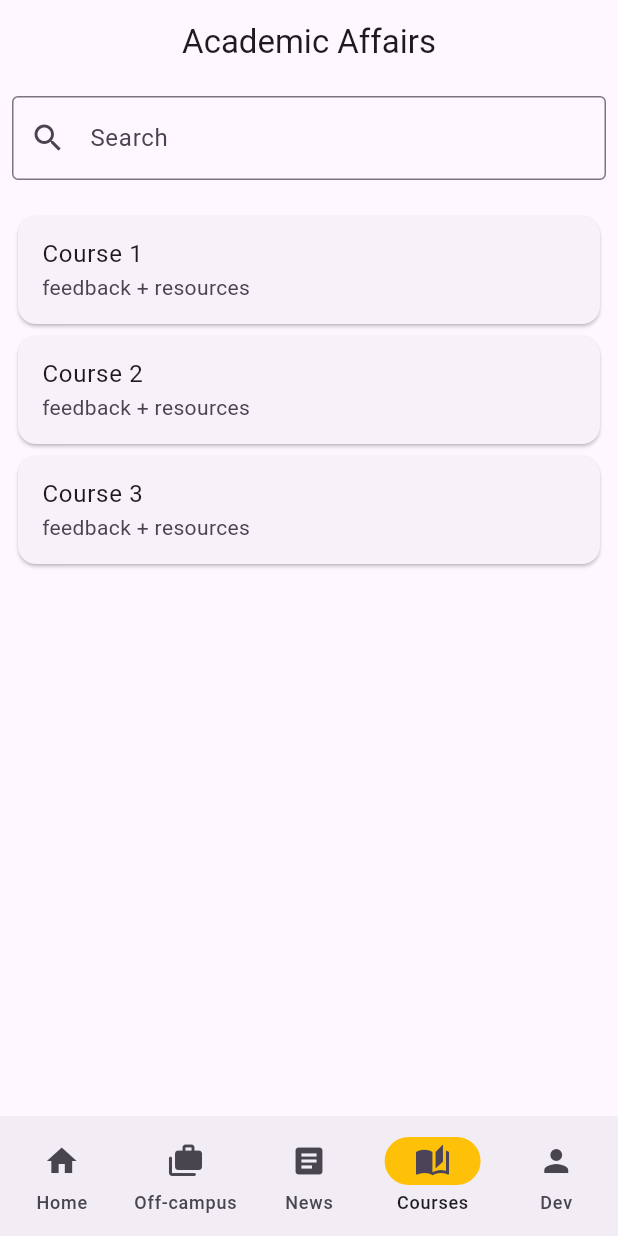
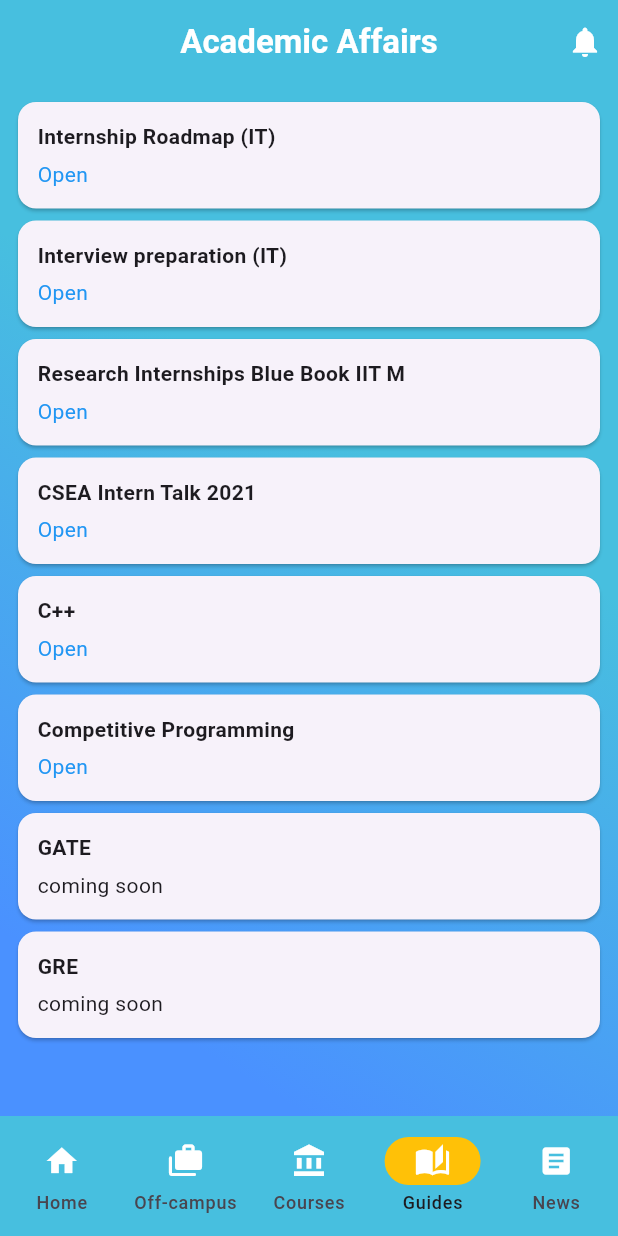
Before and after one commit to dshreddy/acad-affairs-app, a Flutter app: the screen it shows after launch, item 4 of the bottom bar chosen, on a phone screen of 412 x 824 dp. Run offline on Flutter 3.47's test engine with Material 3 defaults, Android fonts, the light colour scheme and no system bars.

Commit message:
Theme update

```diff
--- /dev/null
+++ b/devtools_options.yaml
@@ -0,0 +1 @@
+extensions:
--- a/lib/main.dart
+++ b/lib/main.dart
@@ -1,12 +1,20 @@
-import 'package:acad_affairs_iitpkd/screens/about_me.dart';
+import 'package:acad_affairs_iitpkd/provider/main.dart';
 import 'package:acad_affairs_iitpkd/screens/courses.dart';
+import 'package:acad_affairs_iitpkd/screens/guides.dart';
 import 'package:acad_affairs_iitpkd/screens/home.dart';
 import 'package:acad_affairs_iitpkd/screens/jobs.dart';
 import 'package:acad_affairs_iitpkd/screens/news.dart';
 import 'package:flutter/material.dart';
+import 'package:provider/provider.dart';
+import 'constants.dart';
 
 void main() {
-  runApp(const MyApp());
+  runApp(
+    ChangeNotifierProvider(
+      create: (context) => Global(),
+      child: const MyApp(),
+    ),
+  );
 }
 
 class MyApp extends StatelessWidget {
@@ -17,10 +25,7 @@ class MyApp extends StatelessWidget {
   Widget build(BuildContext context) {
     return MaterialApp(
       title: 'acad_affairs_iitpkd',
-      theme: ThemeData(
-        colorScheme: ColorScheme.fromSeed(seedColor: Colors.deepPurple),
-        useMaterial3: true,
-      ),
+      theme: ThemeData.light(),
       home: const Home(),
     );
   }
@@ -34,14 +39,12 @@ class Home extends StatefulWidget {
 }
 
 class _HomeState extends State<Home> {
-  int currentPageIndex = 0;
-
   final Map<int, Widget> bodyWidgets = {
     0: HomeScreen(),
     1: Jobs(),
-    2: News(),
-    3: Courses(),
-    4: AboutMe(),
+    2: Courses(),
+    3: Guides(),
+    4: News(),
   };
 
   @override
@@ -49,42 +52,85 @@ class _HomeState extends State<Home> {
     return SafeArea(
       child: Scaffold(
         appBar: AppBar(
+          backgroundColor: cyan300,
           centerTitle: true,
-          title: const Text("Academic Affairs"),
+          title: const Text(
+            "Academic Affairs",
+            style: TextStyle(
+              color: Colors.white,
+              fontWeight: FontWeight.w700,
+            ),
+          ),
+          actions: const [
+            Icon(
+              Icons.notifications,
+              color: Colors.white,
+            ),
+            SizedBox(width: 10),
+          ],
+        ),
+        body: Container(
+          decoration: BoxDecoration(
+            gradient: LinearGradient(
+              begin: const Alignment(1, 0),
+              end: const Alignment(0, 1),
+              colors: [
+                cyan300,
+                blueA200,
+              ],
+            ),
+          ),
+          child: bodyWidgets[
+              Provider.of<Global>(context, listen: true).currentPageIndex],
         ),
         bottomNavigationBar: NavigationBar(
+          backgroundColor: cyan300,
           onDestinationSelected: (int index) {
             setState(() {
-              currentPageIndex = index;
+              Provider.of<Global>(context, listen: false).setIndex(index);
             });
           },
           indicatorColor: Colors.amber,
-          selectedIndex: currentPageIndex,
+          selectedIndex:
+              Provider.of<Global>(context, listen: true).currentPageIndex,
           destinations: const <Widget>[
             NavigationDestination(
-              selectedIcon: Icon(Icons.home),
-              icon: Icon(Icons.home),
+              icon: Icon(
+                Icons.home,
+                color: Colors.white,
+              ),
               label: 'Home',
             ),
             NavigationDestination(
-              icon: Icon(Icons.cases_rounded),
+              icon: Icon(
+                Icons.cases_rounded,
+                color: Colors.white,
+              ),
               label: 'Off-campus',
             ),
             NavigationDestination(
-              icon: Icon(Icons.article),
-              label: 'News',
-            ),
-            NavigationDestination(
-              icon: Icon(Icons.auto_stories),
+              icon: Icon(
+                Icons.account_balance,
+                color: Colors.white,
+              ),
               label: 'Courses',
             ),
             NavigationDestination(
-              icon: Icon(Icons.person),
-              label: 'Dev',
+              icon: Icon(
+                Icons.auto_stories,
+                color: Colors.white,
+              ),
+              label: 'Guides',
+            ),
+            NavigationDestination(
+              icon: Icon(
+                Icons.article,
+                color: Colors.white,
+              ),
+              label: 'News',
             ),
           ],
         ),
-        body: bodyWidgets[currentPageIndex],
       ),
     );
   }
--- /dev/null
+++ b/lib/provider/main.dart
@@ -0,0 +1,10 @@
+import 'package:flutter/material.dart';
+
+class Global extends ChangeNotifier {
+  int currentPageIndex = 0;
+
+  void setIndex(int index) {
+    currentPageIndex = index;
+    notifyListeners();
+  }
+}
--- a/lib/screens/courses.dart
+++ b/lib/screens/courses.dart
@@ -1,3 +1,4 @@
+import 'package:acad_affairs_iitpkd/screens/course_screen.dart';
 import 'package:flutter/material.dart';
 
 class Courses extends StatefulWidget {
@@ -13,16 +14,25 @@ class _CoursesState extends State<Courses> {
   // Sample course data
   final List<CourseItem> courseItems = [
     CourseItem(
-      name: 'Course 1',
-      link: 'feedback + resources',
-    ),
-    CourseItem(
-      name: 'Course 2',
-      link: 'feedback + resources',
-    ),
-    CourseItem(
-      name: 'Course 3',
-      link: 'feedback + resources',
+      name: 'DSA',
+      links: [
+        [
+          "Academic Repository",
+          "https://drive.google.com/drive/folders/1-WXPBX1FY0q7S-jC-VP1QRwCzAa338Ox?usp=sharing",
+        ],
+        [
+          "Apni Kaksha",
+          "https://youtube.com/playlist?list=PLfqMhTWNBTe0b2nM6JHVCnAkhQRGiZMSJ&si=j_5g1SazYp35Uy2L",
+        ],
+        [
+          "Code With Harry",
+          "https://youtube.com/playlist?list=PLu0W_9lII9ahIappRPN0MCAgtOu3lQjQi&si=KH5Kpe-kAeZzE3a7",
+        ],
+        [
+          "GFG",
+          "https://www.geeksforgeeks.org/complete-guide-to-dsa-for-beginners/?ref=ghm",
+        ],
+      ],
     ),
   ];
 
@@ -34,7 +44,7 @@ class _CoursesState extends State<Courses> {
         children: <Widget>[
           TextField(
             controller: _searchController,
-            decoration: InputDecoration(
+            decoration: const InputDecoration(
               labelText: 'Search',
               prefixIcon: Icon(Icons.search),
               border: OutlineInputBorder(),
@@ -43,16 +53,28 @@ class _CoursesState extends State<Courses> {
               // Handle search logic here
             },
           ),
-          SizedBox(height: 20),
+          const SizedBox(height: 20),
           Expanded(
             child: ListView.builder(
               itemCount: courseItems.length,
               itemBuilder: (context, index) {
                 final courseItem = courseItems[index];
-                return Card(
-                  child: ListTile(
-                    title: Text(courseItem.name),
-                    subtitle: Text('${courseItem.link}'),
+                return TextButton(
+                  onPressed: () {
+                    Navigator.push(
+                      context,
+                      MaterialPageRoute(
+                        builder: (context) => CourseScreen(
+                          name: courseItems[index].name,
+                          links: courseItems[index].links,
+                        ),
+                      ),
+                    );
+                  },
+                  child: Card(
+                    child: ListTile(
+                      title: Text(courseItem.name),
+                    ),
                   ),
                 );
               },
@@ -66,10 +88,10 @@ class _CoursesState extends State<Courses> {
 
 class CourseItem {
   final String name;
-  final String link;
+  final List<List<String>> links;
 
   CourseItem({
     required this.name,
-    required this.link,
+    required this.links,
   });
 }
--- /dev/null
+++ b/lib/screens/guides.dart
@@ -0,0 +1,105 @@
+import 'package:flutter/material.dart';
+import 'package:url_launcher/url_launcher.dart';
+
+class Guides extends StatefulWidget {
+  const Guides({Key? key}) : super(key: key);
+
+  @override
+  State<Guides> createState() => _GuidesState();
+}
+
+class _GuidesState extends State<Guides> {
+  final List<GuideListing> jobListings = [
+    GuideListing(
+      name: 'Internship Roadmap (IT)',
+      link:
+          'https://drive.google.com/file/d/1G1Go3NA7-pVEeJxQzHmZKQWtnfF7cgQR/view?usp=sharing',
+    ),
+    GuideListing(
+      name: 'Interview preparation (IT)',
+      link:
+          'https://drive.google.com/file/d/12DI-vuw5eXvnapbc5BbKGVvz0NMT9i-7/view?usp=sharing',
+    ),
+    GuideListing(
+      name: 'Research Internships Blue Book IIT M',
+      link:
+          'https://drive.google.com/file/d/11eUJaDishmKvGjGsFLwThbtGj8uP65Z2/view?usp=sharing',
+    ),
+    GuideListing(
+      name: 'CSEA Intern Talk 2021',
+      link:
+          'https://drive.google.com/file/d/1RRD2Exq9_936lbuMYmyhm5cdAKQxvcn8/view?usp=sharing',
+    ),
+    GuideListing(
+      name: 'C++',
+      link: 'https://github.com/unniisme/cppBootcamp',
+    ),
+    GuideListing(
+      name: 'Competitive Programming',
+      link:
+          'https://drive.google.com/file/d/14ajVOEjErtZswZtHErbzBRAQ_AYj3GnG/view?usp=sharing',
+    ),
+    GuideListing(
+      name: 'GATE',
+      link: 'coming soon',
+    ),
+    GuideListing(
+      name: 'GRE',
+      link: 'coming soon',
+    ),
+  ];
+
+  @override
+  Widget build(BuildContext context) {
+    return Padding(
+      padding: const EdgeInsets.all(8.0),
+      child: Column(
+        children: <Widget>[
+          Expanded(
+            child: ListView.builder(
+              itemCount: jobListings.length,
+              itemBuilder: (context, index) {
+                final job = jobListings[index];
+                return Card(
+                  child: Padding(
+                    padding: const EdgeInsets.all(13.0),
+                    child: Column(
+                      crossAxisAlignment: CrossAxisAlignment.start,
+                      children: [
+                        Text(
+                          job.name,
+                          style: const TextStyle(fontWeight: FontWeight.bold),
+                        ),
+                        const SizedBox(height: 5),
+                        if (job.link != 'coming soon')
+                          InkWell(
+                            child: const Text(
+                              'Open',
+                              style: TextStyle(color: Colors.blue),
+                            ),
+                            onTap: () => launch(job.link),
+                          )
+                        else
+                          const Text("coming soon"),
+                      ],
+                    ),
+                  ),
+                );
+              },
+            ),
+          ),
+        ],
+      ),
+    );
+  }
+}
+
+class GuideListing {
+  final String name;
+  final String link;
+
+  GuideListing({
+    required this.name,
+    required this.link,
+  });
+}
```
Also changed, not shown: lib/constants.dart (added, +38 -0 lines), lib/screens/about_me.dart (+25 -20 lines), lib/screens/course_screen.dart (added, +85 -0 lines), lib/screens/home.dart (+64 -4 lines), lib/screens/jobs.dart (+9 -2 lines), lib/screens/news.dart (+7 -0 lines), pubspec.yaml (+2 -63 lines), assets/images/poster.jpeg (deleted), assets/images/poster.png (added), pubspec.lock, 3 other files.
